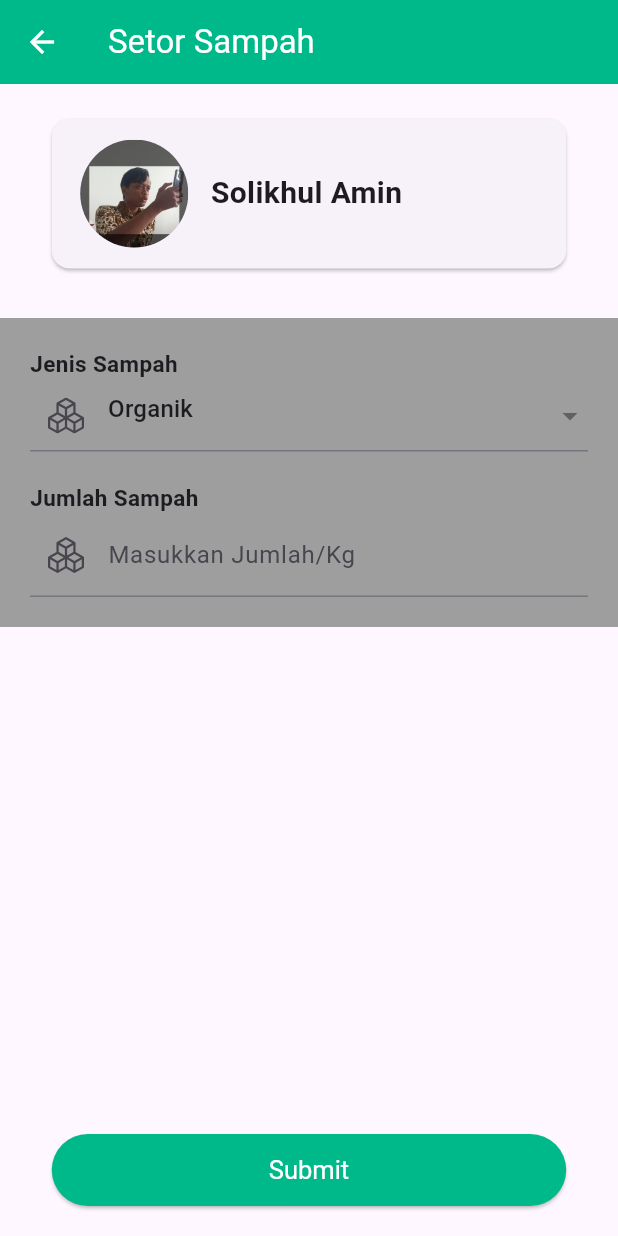
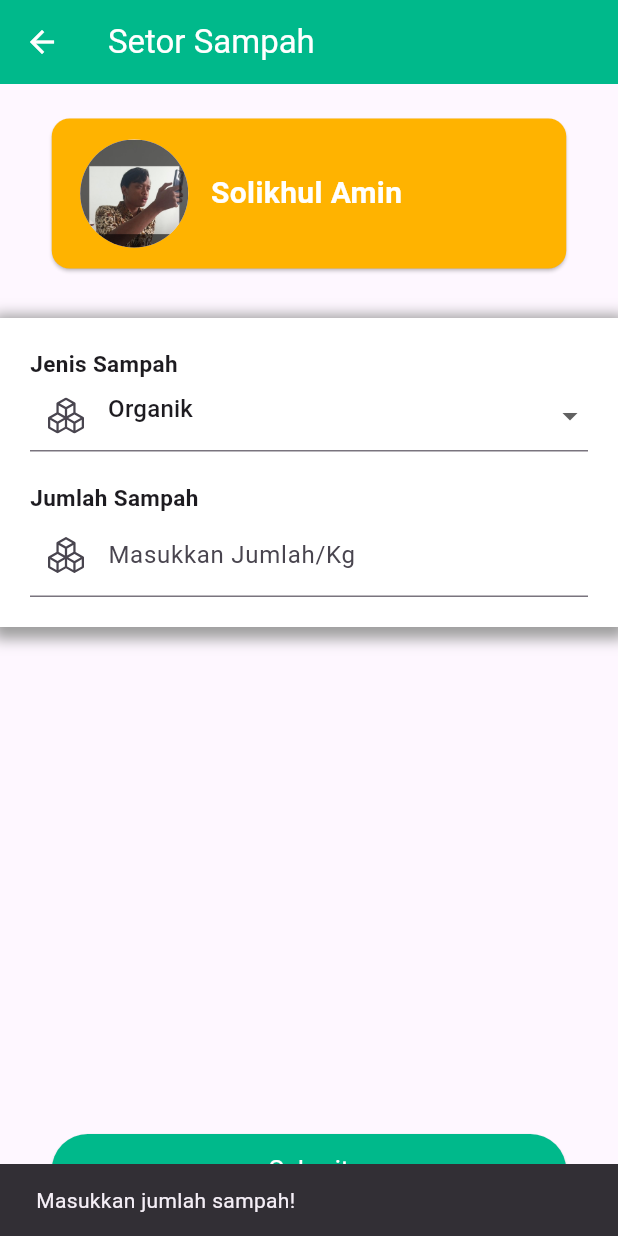
Before and after one commit to aborgas90/Amuts_Project, a Flutter app: the SetorSampah screen opened by its route, after a tap on "Submit", on a phone screen of 412 x 824 dp. Run offline on Flutter 3.47's test engine with Material 3 defaults, Android fonts, the phone set to English and light mode, and no system bars; our stand-ins replace bootstrap_icons, cloud_firestore, firebase_core, popover; accounts and stored records are empty.

Commit message:
Add fungsi create cloud firestore pada setor sampah

```diff
--- a/lib/ui/LaporanSampah.dart
+++ b/lib/ui/LaporanSampah.dart
@@ -56,7 +56,7 @@ class _LaporanSampah extends State<LaporanSampah> {
                   Divider(),
                   Row(
                     mainAxisAlignment: MainAxisAlignment.spaceBetween,
-                    children: [Text("Jenis Sampah"), Text("Anorgranik")],
+                    children: [Text("Jumlah Sampah"), Text("10 Kg")],
                   ),
                   Divider(),
                   SizedBox(
--- a/lib/ui/SetorSampah.dart
+++ b/lib/ui/SetorSampah.dart
@@ -1,34 +1,89 @@
 import 'package:bootstrap_icons/bootstrap_icons.dart';
 import 'package:flutter/material.dart';
+import 'package:cloud_firestore/cloud_firestore.dart';
 
-const List<String> list = <String>['Organik', 'Anorganik'];
+const List<String> list = <String>['Organik', 'Anorganik', 'B3'];
 
 class SetorSampah extends StatefulWidget {
   const SetorSampah({Key? key}) : super(key: key);
 
   @override
-  State<SetorSampah> createState() => _SetorSampah();
+  State<SetorSampah> createState() => _SetorSampahState();
 }
 
-class _SetorSampah extends State<SetorSampah> {
+class _SetorSampahState extends State<SetorSampah> {
   String dropdownValue = list.first;
+  final TextEditingController jumlahController = TextEditingController();
+  bool isSubmitting = false;
+
+  Future<void> _submitData() async {
+    if (jumlahController.text.isNotEmpty) {
+      setState(() {
+        isSubmitting = true;
+      });
+
+      try {
+        await FirebaseFirestore.instance.collection('setor_sampah').add({
+          'jenis_sampah': dropdownValue,
+          'jumlah_sampah': double.parse(jumlahController.text),
+          'timestamp': Timestamp.now(),
+        });
+        _showSuccessDialog();
+        // Reset form after successful submission
+        resetForm();
+      } catch (e) {
+        ScaffoldMessenger.of(context).showSnackBar(
+          SnackBar(content: Text('Gagal menyimpan data: $e')),
+        );
+      } finally {
+        setState(() {
+          isSubmitting = false;
+        });
+      }
+    } else {
+      ScaffoldMessenger.of(context).showSnackBar(
+        SnackBar(content: Text('Masukkan jumlah sampah!')),
+      );
+    }
+  }
+
+  void resetForm() {
+    setState(() {
+      dropdownValue = list.first;
+      jumlahController.clear();
+    });
+  }
+
+  void _showSuccessDialog() {
+    showDialog(
+      context: context,
+      builder: (BuildContext context) {
+        return Dialog(
+          child: SuccessDialog(),
+        );
+      },
+    );
+    // Auto close dialog after 2 seconds
+    Future.delayed(const Duration(seconds: 2), () {
+      Navigator.of(context).pop();
+    });
+  }
 
   @override
   Widget build(BuildContext context) {
     return Scaffold(
       appBar: AppBar(
         automaticallyImplyLeading: false,
-        title: (const Text(
+        title: const Text(
           'Setor Sampah',
           style: TextStyle(color: Colors.white),
-        )),
-        backgroundColor: Color.fromRGBO(0, 185, 139, 1),
+        ),
+        backgroundColor: const Color.fromRGBO(0, 185, 139, 1),
         leading: IconButton(
           onPressed: () {
-            //Navigator.pushNamed(context, '/mainmenu');
             Navigator.pop(context);
           },
-          icon: Icon(
+          icon: const Icon(
             Icons.arrow_back,
             color: Colors.white,
           ),
@@ -39,7 +94,8 @@ class _SetorSampah extends State<SetorSampah> {
           Padding(
             padding: const EdgeInsets.all(15.0),
             child: Card(
-              margin: EdgeInsets.all(8),
+              margin: const EdgeInsets.all(8),
+              color: const Color.fromRGBO(255, 179, 0, 1),
               child: SizedBox(
                 height: 100,
                 width: 343,
@@ -55,13 +111,16 @@ class _SetorSampah extends State<SetorSampah> {
                           child: Image.asset('assets/images/amin.png'),
                         ),
                       ),
-                      SizedBox(
+                      const SizedBox(
                         width: 10,
                       ),
-                      Text(
+                      const Text(
                         'Solikhul Amin',
                         style: TextStyle(
-                            fontSize: 20, fontWeight: FontWeight.w700),
+                          fontSize: 20,
+                          fontWeight: FontWeight.w700,
+                          color: Colors.white,
+                        ),
                       ),
                     ],
                   ),
@@ -69,18 +128,28 @@ class _SetorSampah extends State<SetorSampah> {
               ),
             ),
           ),
-          SizedBox(
+          const SizedBox(
             height: 10,
           ),
           Container(
-            decoration: BoxDecoration(color: Colors.grey),
+            decoration: BoxDecoration(
+              color: const Color.fromARGB(255, 255, 255, 255),
+              boxShadow: const [
+                BoxShadow(
+                  color: Colors.grey,
+                  spreadRadius: 5,
+                  blurRadius: 7,
+                  offset: Offset(0, 3),
+                ),
+              ],
+            ),
             child: Padding(
               padding: const EdgeInsets.all(20.0),
               child: Column(
                 mainAxisAlignment: MainAxisAlignment.start,
                 crossAxisAlignment: CrossAxisAlignment.start,
                 children: [
-                  Text(
+                  const Text(
                     'Jenis Sampah',
                     textAlign: TextAlign.start,
                     style: TextStyle(fontSize: 15, fontWeight: FontWeight.w600),
@@ -108,20 +177,23 @@ class _SetorSampah extends State<SetorSampah> {
                       );
                     }).toList(),
                   ),
-                  SizedBox(
+                  const SizedBox(
                     height: 20,
                   ),
-                  Text(
+                  const Text(
                     'Jumlah Sampah',
                     textAlign: TextAlign.start,
                     style: TextStyle(fontSize: 15, fontWeight: FontWeight.w600),
                   ),
                   TextFormField(
-                    // obscureText: !passInvisible,
-                    decoration: InputDecoration(
-                        prefixIcon: Icon(BootstrapIcons.boxes),
-                        border: UnderlineInputBorder(),
-                        labelText: "Masukkan Jumlah/Kg"),
+                    controller: jumlahController,
+                    keyboardType:
+                        TextInputType.numberWithOptions(decimal: true),
+                    decoration: const InputDecoration(
+                      prefixIcon: Icon(BootstrapIcons.boxes),
+                      border: UnderlineInputBorder(),
+                      labelText: "Masukkan Jumlah/Kg",
+                    ),
                   ),
                 ],
               ),
@@ -136,13 +208,15 @@ class _SetorSampah extends State<SetorSampah> {
                 height: 48,
                 child: ElevatedButton(
                   style: ButtonStyle(
-                      backgroundColor: MaterialStateProperty.all(
-                          Color.fromRGBO(0, 185, 139, 1)),
-                      padding: MaterialStateProperty.all(EdgeInsets.all(2)),
-                      textStyle:
-                          MaterialStateProperty.all(TextStyle(fontSize: 17))),
-                  onPressed: () {},
-                  child: Text(
+                    backgroundColor: MaterialStateProperty.all(
+                      const Color.fromRGBO(0, 185, 139, 1),
+                    ),
+                    padding: MaterialStateProperty.all(const EdgeInsets.all(2)),
+                    textStyle: MaterialStateProperty.all(
+                        const TextStyle(fontSize: 17)),
+                  ),
+                  onPressed: isSubmitting ? null : _submitData,
+                  child: const Text(
                     'Submit',
                     style: TextStyle(color: Colors.white),
                   ),
@@ -155,3 +229,30 @@ class _SetorSampah extends State<SetorSampah> {
     );
   }
 }
+
+class SuccessDialog extends StatelessWidget {
+  @override
+  Widget build(BuildContext context) {
+    return SizedBox(
+      height: 200,
+      child: Dialog(
+        child: Column(
+          mainAxisAlignment: MainAxisAlignment.center,
+          mainAxisSize: MainAxisSize.min,
+          children: [
+            Icon(
+              Icons.check_circle,
+              color: Colors.green,
+              size: 80,
+            ),
+            const SizedBox(height: 20),
+            const Text(
+              'Data berhasil disimpan!',
+              style: TextStyle(fontSize: 18, fontWeight: FontWeight.bold),
+            ),
+          ],
+        ),
+      ),
+    );
+  }
+}
--- a/pubspec.yaml
+++ b/pubspec.yaml
@@ -30,6 +30,8 @@ environment:
 dependencies:
   flutter:
     sdk: flutter
+  firebase_core: ^3.1.0
+  cloud_firestore: ^5.0.1
 
   # The following adds the Cupertino Icons font to your application.
   # Use with the CupertinoIcons class for iOS style icons.
```
Also changed, not shown: lib/main.dart (+6 -1 lines), package.json (added, +7 -0 lines), firebase.json (added), lib/firebase_options.dart (added), package-lock.json (added), pubspec.lock, 6 other files.
